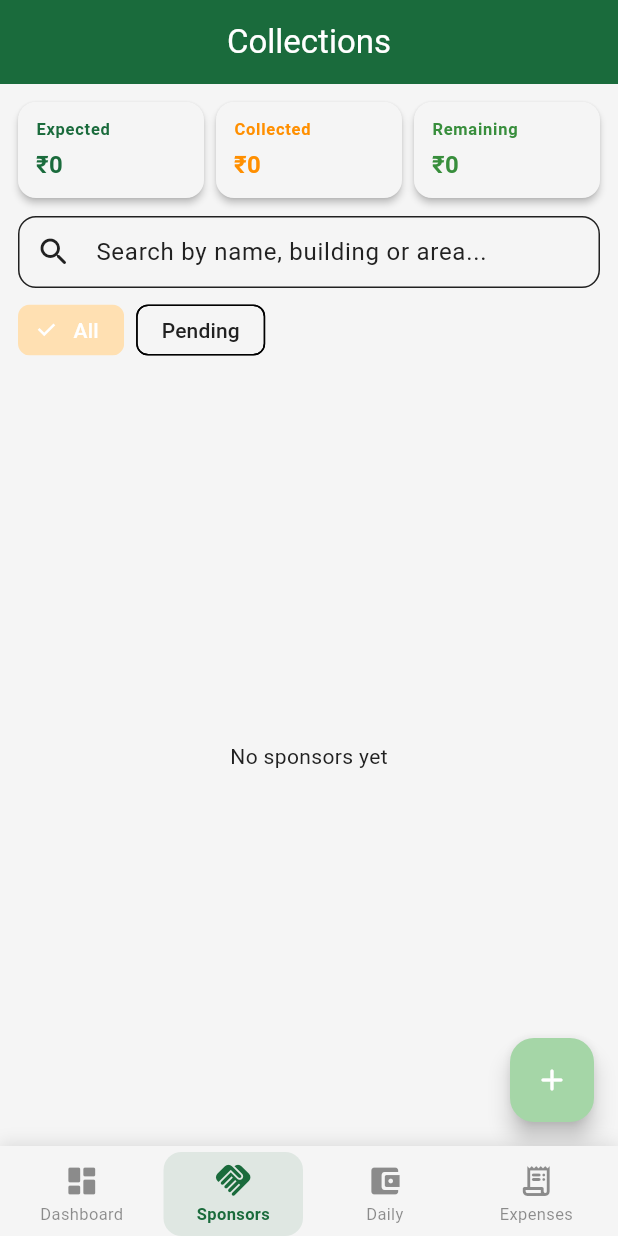
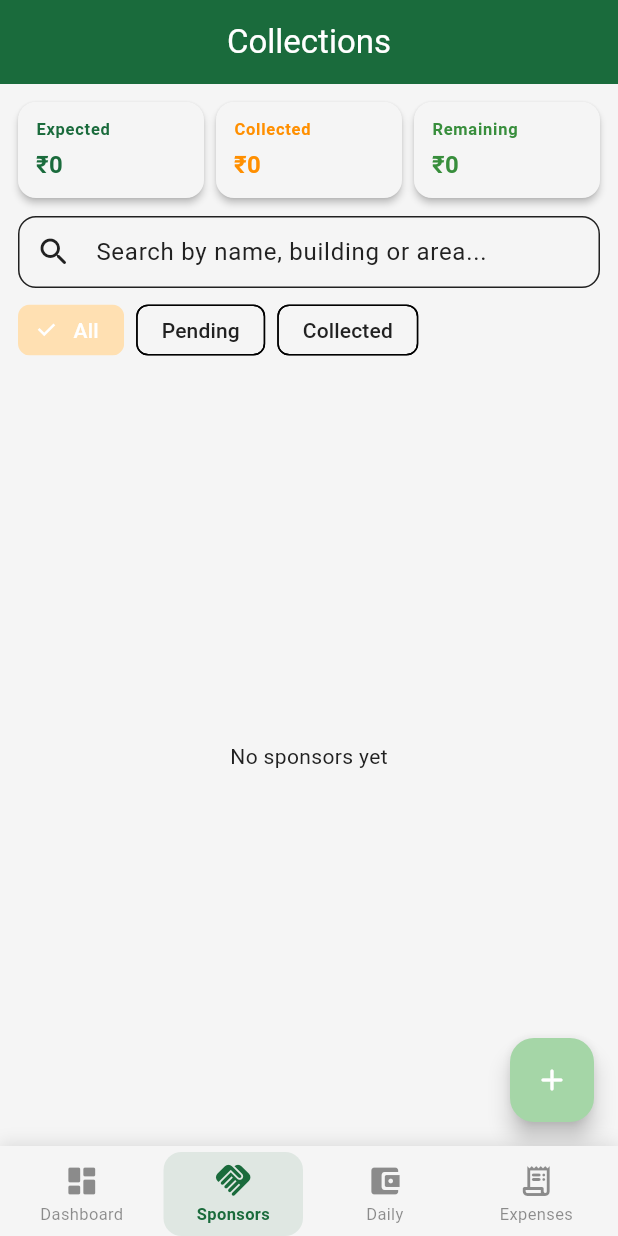
Before and after one commit to santhosh9863/gowriganesha, a Flutter app: the CollectionListPage screen opened by its route, on a phone screen of 412 x 824 dp. Run offline on Flutter 3.47's test engine with Material 3 defaults, Android fonts, the phone set to English and light mode, and no system bars; our stand-ins replace cloud_firestore, firebase_core, flutter_riverpod, go_router; accounts and stored records are empty; statements that could not run were skipped.

Commit message:
feat: sponsor-filters
- Added third filter chip: Collected (givenAmount >= expectedAmount)
- Filter chips: All / Pending / Collected
- All 6 branches complete

Branch summary:
  followup-history: Sponsor detail page, Receive Amount, Follow-Up History
  pending-sponsors: Dashboard card, collections page filter
  todays-collection: Dashboard card with entry count
  last-updated: Relative timestamps on sponsor tiles
  activity-feed: Model, service, provider, live dashboard, 4 write points
  sponsor-filters: Collected chip added to filter system

```diff
--- a/lib/features/collections/collection_list_page.dart
+++ b/lib/features/collections/collection_list_page.dart
@@ -70,6 +70,8 @@ class _CollectionListPageState extends ConsumerState<CollectionListPage> {
     }
     if (_filter == 'pending') {
       result = result.where((t) => t.givenAmount < t.expectedAmount).toList();
+    } else if (_filter == 'collected') {
+      result = result.where((t) => t.givenAmount >= t.expectedAmount).toList();
     }
     return result;
   }
@@ -141,6 +143,8 @@ class _CollectionListPageState extends ConsumerState<CollectionListPage> {
               _buildFilterChip('All', 'all'),
               const SizedBox(width: 8),
               _buildFilterChip('Pending', 'pending'),
+              const SizedBox(width: 8),
+              _buildFilterChip('Collected', 'collected'),
             ],
           ),
         ),
```
